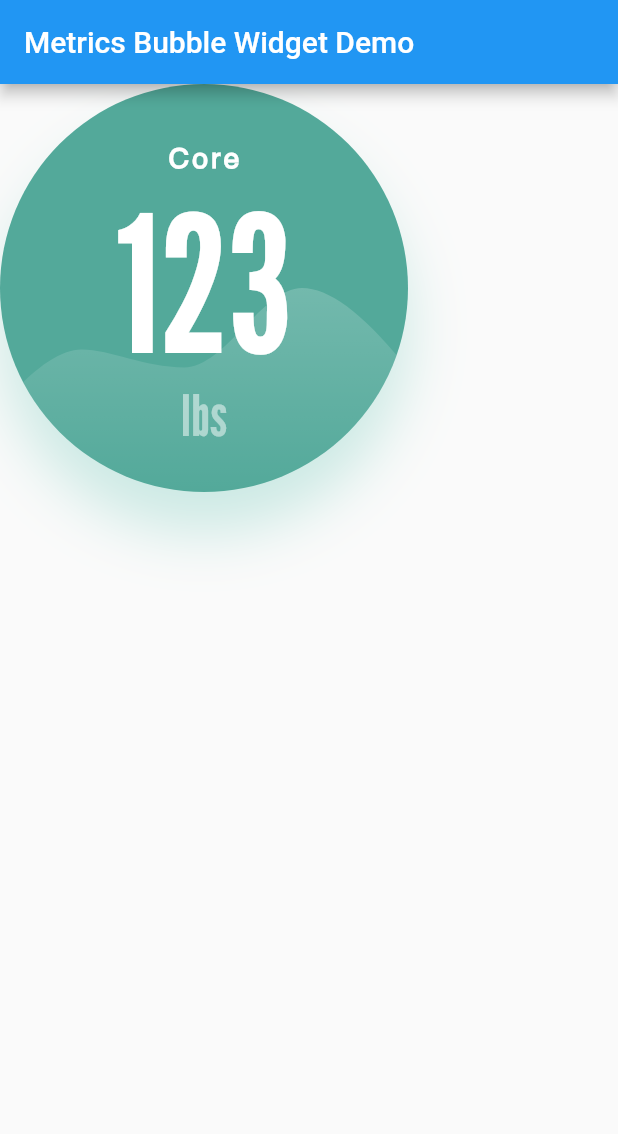
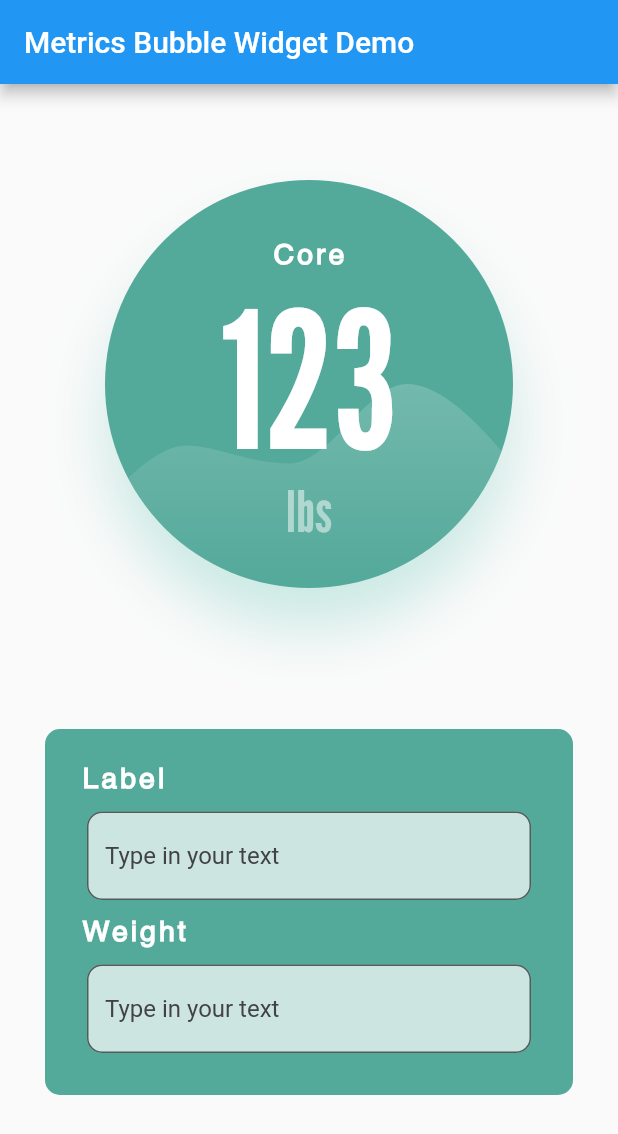
Before and after one commit to samuelobe/metrics_bubble, a Flutter app: the screen it shows after launch, on a phone screen of 412 x 824 dp. Shown: the top 1134 px of the screen. Run offline on Flutter 3.47's test engine with Material 2 defaults, Android fonts, the phone set to English and light mode, and no system bars; our stand-ins replace flutter_svg.

Commit message:
Added basic functionality for form

```diff
--- a/lib/cubit/bubble_cubit.dart
+++ /dev/null
@@ -1,8 +0,0 @@
-import 'package:bloc/bloc.dart';
-import 'package:meta/meta.dart';
-
-part 'bubble_state.dart';
-
-class BubbleCubit extends Cubit<BubbleState> {
-  BubbleCubit() : super(BubbleInitial());
-}
--- a/lib/cubit/bubble_state.dart
+++ /dev/null
@@ -1,6 +0,0 @@
-part of 'bubble_cubit.dart';
-
-@immutable
-abstract class BubbleState {}
-
-class BubbleInitial extends BubbleState {}
--- a/lib/pages/home_page.dart
+++ b/lib/pages/home_page.dart
@@ -11,19 +11,118 @@ class DemoPage extends StatefulWidget {
 }
 
 class _DemoPageState extends State<DemoPage> {
+  var label = 'Core';
+  var weight = '123';
+
   @override
   Widget build(BuildContext context) {
     return Scaffold(
         appBar: AppBar(
           title: Text(widget.title),
         ),
-        body: Column(
-          children: const [
-            MetricsBubble(
-              label: 'Core',
-              weight: 123,
-            ),
-          ],
+        body: Center(
+          child: Column(
+            mainAxisAlignment: MainAxisAlignment.spaceEvenly,
+            children: [
+              MetricsBubble(
+                label: label,
+                weight: int.parse(weight),
+              ),
+              Padding(
+                padding: const EdgeInsets.all(30.0),
+                child: Container(
+                  decoration: const BoxDecoration(
+                      color: Color(0xff53a99a),
+                      borderRadius: BorderRadius.all(Radius.circular(10))),
+                  child: Padding(
+                    padding: const EdgeInsets.all(20.0),
+                    child: Column(
+                      crossAxisAlignment: CrossAxisAlignment.start,
+                      children: [
+                        const Padding(
+                          padding: EdgeInsets.all(4.0),
+                          child: Text(
+                            'Label',
+                            style: TextStyle(
+                              fontFamily: 'Helvetica',
+                              fontWeight: FontWeight.bold,
+                              fontSize: 19,
+                              letterSpacing: 2,
+                              color: Colors.white,
+                            ),
+                          ),
+                        ),
+                        Padding(
+                          padding: const EdgeInsets.all(8.0),
+                          child: TextField(
+                            onChanged: (str) => {
+                              if (str.isNotEmpty)
+                                {
+                                  setState(() {
+                                    label = str;
+                                  })
+                                }
+                            },
+                            decoration: InputDecoration(
+                                border: OutlineInputBorder(
+                                  borderRadius: BorderRadius.circular(10.0),
+                                ),
+                                filled: true,
+                                hintStyle: TextStyle(color: Colors.grey[800]),
+                                hintText: 'Type in your text',
+                                fillColor: Colors.white70),
+                          ),
+                        ),
+                        const Padding(
+                          padding: EdgeInsets.all(4.0),
+                          child: Text(
+                            'Weight',
+                            style: TextStyle(
+                              fontFamily: 'Helvetica',
+                              fontWeight: FontWeight.bold,
+                              fontSize: 19,
+                              letterSpacing: 2,
+                              color: Colors.white,
+                            ),
+                          ),
+                        ),
+                        Padding(
+                          padding: const EdgeInsets.all(8.0),
+                          child: TextField(
+                            onChanged: (str) => {
+                              if (str.isNotEmpty)
+                                {
+                                  setState(() {
+                                    weight = str;
+                                  })
+                                }
+                            },
+                            decoration: InputDecoration(
+                                border: OutlineInputBorder(
+                                  borderRadius: BorderRadius.circular(10.0),
+                                ),
+                                filled: true,
+                                hintStyle: TextStyle(color: Colors.grey[800]),
+                                hintText: 'Type in your text',
+                                fillColor: Colors.white70),
+                          ),
+                        ),
+                      ],
+                    ),
+                  ),
+                ),
+              )
+            ],
+          ),
         ));
   }
 }
+
+// class BubbleEditTextBox extends StatelessWidget {
+//   const BubbleEditTextBox({ Key? key }) : super(key: key);
+
+//   @override
+//   Widget build(BuildContext context) {
+//     return Column(children: [],);
+//   }
+// }
```
